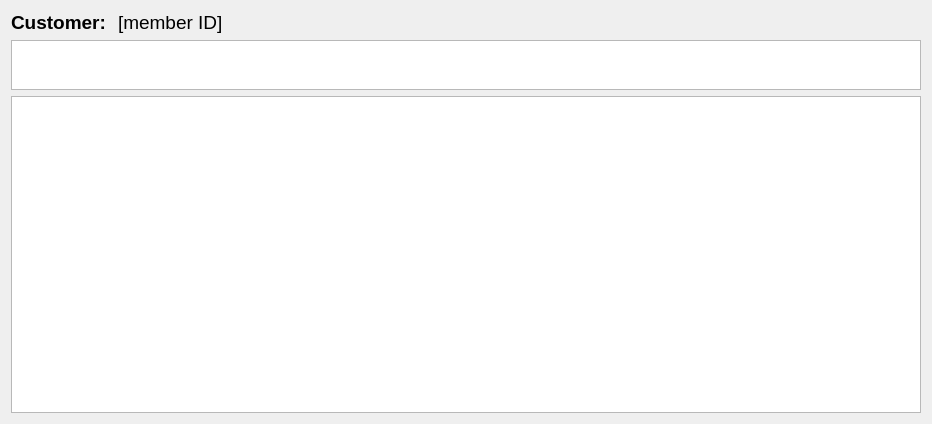
Qt form BulkClub/memberpopup.ui (josharaedwards/CS1C-Project-2) before a commit.
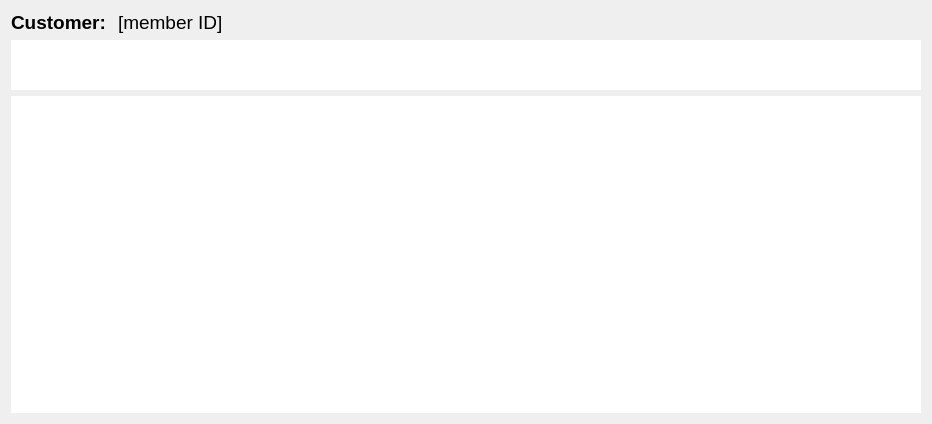
The same form after that commit.

```diff
--- a/BulkClub/memberpopup.ui
+++ b/BulkClub/memberpopup.ui
@@ -35,7 +35,14 @@
     </widget>
    </item>
    <item row="2" column="0" colspan="2">
-    <widget class="QTableView" name="purchaseInfoTable"/>
+    <widget class="QTableView" name="purchaseInfoTable">
+     <property name="frameShape">
+      <enum>QFrame::NoFrame</enum>
+     </property>
+     <property name="frameShadow">
+      <enum>QFrame::Plain</enum>
+     </property>
+    </widget>
    </item>
    <item row="0" column="1">
     <widget class="QLabel" name="memberIDLabel">
@@ -63,6 +70,12 @@
        <height>50</height>
       </size>
      </property>
+     <property name="frameShape">
+      <enum>QFrame::NoFrame</enum>
+     </property>
+     <property name="frameShadow">
+      <enum>QFrame::Plain</enum>
+     </property>
     </widget>
    </item>
   </layout>
```
